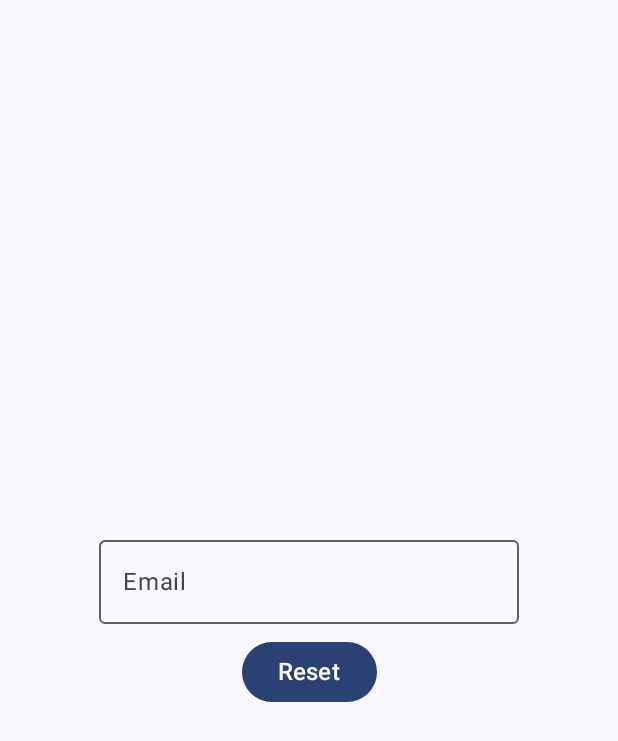
After one commit to wenubey/FIrebaseAuth, an Android app built with Jetpack Compose: the composable ForgotPasswordContent shown on its own in the app's theme, on a phone screen of 412 x 824 dp. The commit adds this screen. Shown: the top 741 px of the screen. Run offline under Robolectric (Android 15) with nearby library versions, the phone set to English and light mode, and no system bars.

Commit message:
implement ForgotPasswordScreen.kt and relative to this screen's components

```diff
--- /dev/null
+++ b/app/src/main/java/com/wenubey/firebaseauth/core/components/EmailTextField.kt
@@ -0,0 +1,38 @@
+package com.wenubey.firebaseauth.core.components
+
+import androidx.compose.foundation.text.KeyboardOptions
+import androidx.compose.material3.ExperimentalMaterial3Api
+import androidx.compose.material3.OutlinedTextField
+import androidx.compose.material3.Text
+import androidx.compose.runtime.Composable
+import androidx.compose.runtime.LaunchedEffect
+import androidx.compose.ui.Modifier
+import androidx.compose.ui.focus.FocusRequester
+import androidx.compose.ui.focus.focusRequester
+import androidx.compose.ui.text.input.KeyboardType
+import androidx.compose.ui.text.input.TextFieldValue
+import com.wenubey.firebaseauth.core.Constants
+import kotlinx.coroutines.job
+
+@OptIn(ExperimentalMaterial3Api::class)
+@Composable
+fun EmailTextField(
+    email: TextFieldValue,
+    onEmailValueChange: (email: TextFieldValue) -> Unit
+) {
+    val focusRequester = FocusRequester()
+
+    OutlinedTextField(
+        value = email,
+        onValueChange = onEmailValueChange,
+        label = { Text(text = Constants.EMAIL_LABEL) },
+        singleLine = true,
+        keyboardOptions = KeyboardOptions(keyboardType = KeyboardType.Email),
+        modifier = Modifier.focusRequester(focusRequester)
+    )
+    LaunchedEffect(Unit) {
+        coroutineContext.job.invokeOnCompletion {
+            focusRequester.requestFocus()
+        }
+    }
+}
--- /dev/null
+++ b/app/src/main/java/com/wenubey/firebaseauth/presentation/forgot_password/components/ForgotPasswordContent.kt
@@ -0,0 +1,48 @@
+package com.wenubey.firebaseauth.presentation.forgot_password.components
+
+import androidx.compose.foundation.layout.Arrangement
+import androidx.compose.foundation.layout.Column
+import androidx.compose.foundation.layout.PaddingValues
+import androidx.compose.foundation.layout.Spacer
+import androidx.compose.foundation.layout.fillMaxSize
+import androidx.compose.foundation.layout.height
+import androidx.compose.foundation.layout.padding
+import androidx.compose.material3.Button
+import androidx.compose.material3.Text
+import androidx.compose.runtime.Composable
+import androidx.compose.runtime.getValue
+import androidx.compose.runtime.mutableStateOf
+import androidx.compose.runtime.saveable.rememberSaveable
+import androidx.compose.runtime.setValue
+import androidx.compose.ui.Alignment
+import androidx.compose.ui.Modifier
+import androidx.compose.ui.text.input.TextFieldValue
+import androidx.compose.ui.unit.dp
+import androidx.compose.ui.unit.sp
+import com.wenubey.firebaseauth.core.Constants
+import com.wenubey.firebaseauth.core.components.EmailTextField
+
+@Composable
+fun ForgotPasswordContent(
+    paddingValues: PaddingValues,
+    sendPasswordResetEmail: (email: String) -> Unit
+) {
+    var email by rememberSaveable(stateSaver = TextFieldValue.Saver) {
+        mutableStateOf(TextFieldValue(""))
+    }
+
+    Column(
+        modifier = Modifier
+            .fillMaxSize()
+            .padding(paddingValues),
+        verticalArrangement = Arrangement.Center,
+        horizontalAlignment = Alignment.CenterHorizontally
+    ) {
+        EmailTextField(email = email, onEmailValueChange = { email = it })
+        Spacer(modifier = Modifier.height(8.dp))
+        Button(onClick = { sendPasswordResetEmail(email.text) }) {
+            Text(text = Constants.RESET_PASSWORD, fontSize = 16.sp)
+        }
+
+    }
+}
```
Also changed, not shown: app/src/main/java/com/wenubey/firebaseauth/core/Constants.kt (added, +38 -0 lines), app/src/main/java/com/wenubey/firebaseauth/core/components/ProgressBar.kt (added, +15 -0 lines), app/src/main/java/com/wenubey/firebaseauth/core/components/Utils.kt (added, +15 -0 lines), app/src/main/java/com/wenubey/firebaseauth/navigation/Screen.kt (+11 -5 lines), app/src/main/java/com/wenubey/firebaseauth/presentation/MainViewModel.kt (added, +21 -0 lines), app/src/main/java/com/wenubey/firebaseauth/presentation/forgot_password/ForgotPasswordScreen.kt (+31 -3 lines), app/src/main/java/com/wenubey/firebaseauth/presentation/forgot_password/ForgotPasswordViewModel.kt (added, +27 -0 lines), app/src/main/java/com/wenubey/firebaseauth/presentation/forgot_password/components/ForgotPassword.kt (added, +36 -0 lines), app/src/main/java/com/wenubey/firebaseauth/presentation/forgot_password/components/ForgotPasswordTopAppBar.kt (added, +31 -0 lines).
